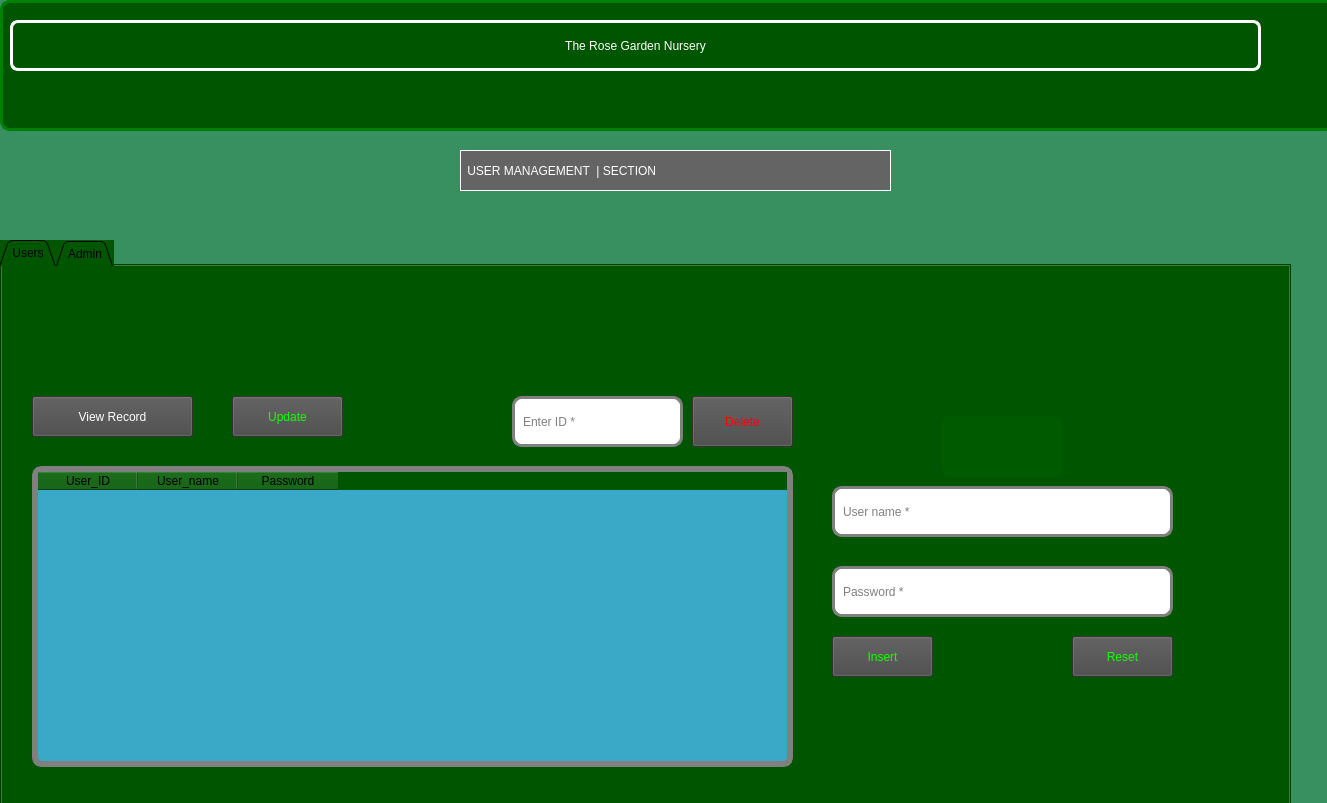
First picture: the form in adduser.ui, repository Rabsoninnora/RoseGardenPlantCareSystem, before the edit.
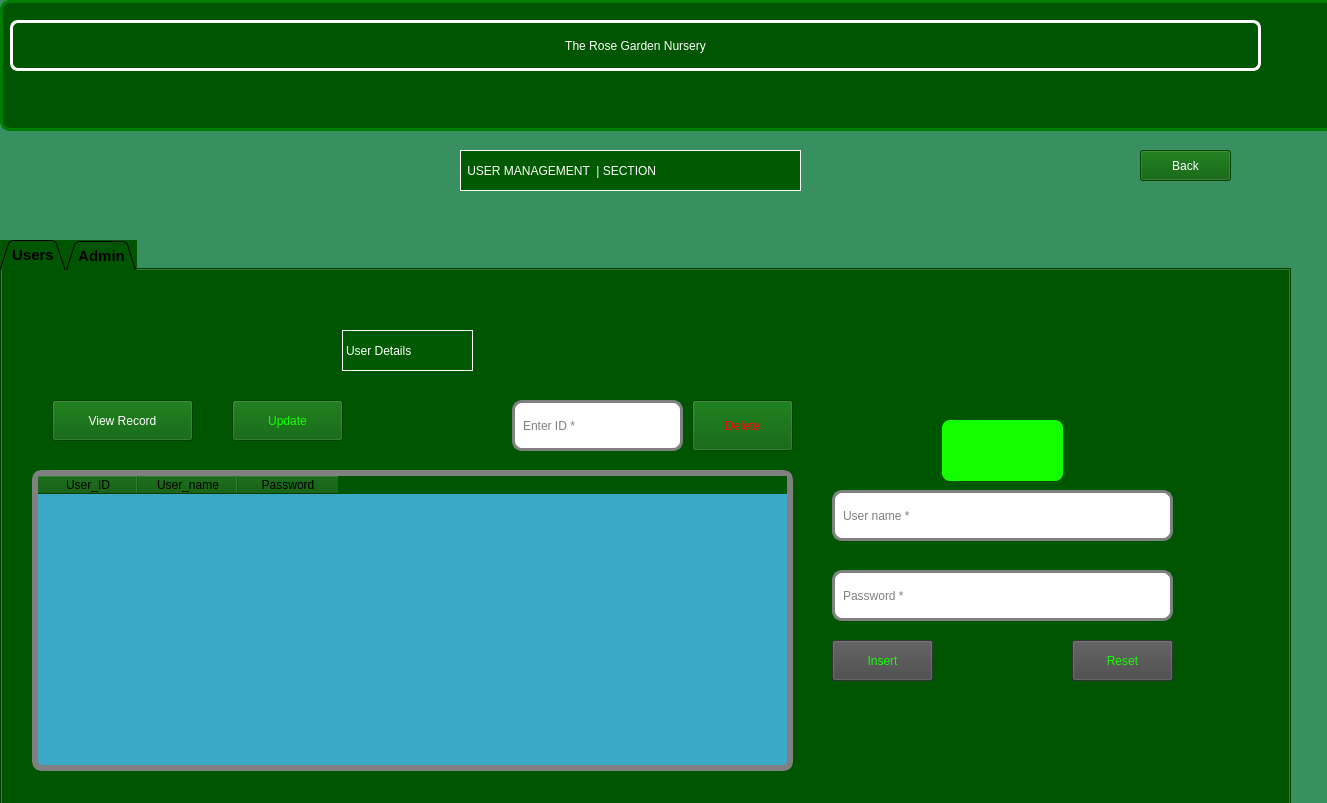
Second picture: the form after the edit. The open tabs and pages were chosen to show the change. Icons and pictures are not drawn.

Commit message: worked on add user functionality

Diff of the .ui file:
```diff
--- a/adduser.ui
+++ b/adduser.ui
@@ -82,6 +82,12 @@
      <height>571</height>
     </rect>
    </property>
+   <property name="font">
+    <font>
+     <pointsize>11</pointsize>
+     <bold>true</bold>
+    </font>
+   </property>
    <property name="styleSheet">
     <string notr="true">  background-color: rgb(0, 85, 0);
 
@@ -247,16 +253,16 @@
     <widget class="QPushButton" name="btn_View_User">
      <property name="geometry">
       <rect>
-       <x>30</x>
+       <x>50</x>
        <y>130</y>
-       <width>161</width>
+       <width>141</width>
        <height>41</height>
       </rect>
      </property>
      <property name="styleSheet">
       <string notr="true">QPushButton {
-background-color: rgb(71, 71, 71); 
  
+background-color: rgb(0, 90, 0); 
  font: 700 12pt ;
  color: rgb(255, 255, 255);
 }</string>
@@ -277,7 +283,7 @@
      <property name="styleSheet">
       <string notr="true">
 QPushButton {
-background-color: rgb(71, 71, 71);
+background-color: rgb(0, 90, 0);
 selection-color: rgb(0, 85, 0);
 font: 700 12pt ;
 color: rgb(19, 255, 0);
@@ -325,7 +331,7 @@
      <property name="styleSheet">
       <string notr="true"> 
 QPushButton {
-background-color: rgb(71, 71, 71);
+background-color: rgb(0, 90, 0);
 font: 700 12pt;
 color: rgb(255, 0, 0);
 }
@@ -351,7 +357,7 @@
                     border:0px solid green;
                     border-radius: 8px;
                     padding: 0 8px;
-                    background-color: rgb(0, 90, 0);
+                    background-color: rgb(19, 255, 0);
                     font: 600 11pt ;
 
 }
@@ -372,6 +378,29 @@
       </size>
      </property>
     </widget>
+    <widget class="QLabel" name="label_4">
+     <property name="geometry">
+      <rect>
+       <x>340</x>
+       <y>60</y>
+       <width>131</width>
+       <height>41</height>
+      </rect>
+     </property>
+     <property name="styleSheet">
+      <string notr="true">
+QLabel {
+  color: rgb(255, 255, 255);
+  font: 700 12pt ;
+  border:1px solid  rgb(255, 255, 255);
+  background-color: rgb(0, 90, 0);
+  
+}</string>
+     </property>
+     <property name="text">
+      <string>User Details</string>
+     </property>
+    </widget>
    </widget>
    <widget class="QWidget" name="Admin">
     <attribute name="title">
@@ -642,7 +671,7 @@
     <rect>
      <x>460</x>
      <y>150</y>
-     <width>431</width>
+     <width>341</width>
      <height>41</height>
     </rect>
    </property>
@@ -652,7 +681,7 @@
   color: rgb(255, 255, 255);
   font: 700 12pt ;
   border:1px solid  rgb(255, 255, 255);
-  background-color: rgb(100, 100, 100);
+  background-color: rgb(0, 90, 0);
   
 }</string>
    </property>
@@ -660,6 +689,31 @@
     <string> USER MANAGEMENT  | SECTION </string>
    </property>
   </widget>
+  <widget class="QPushButton" name="btn_log_back">
+   <property name="geometry">
+    <rect>
+     <x>1140</x>
+     <y>150</y>
+     <width>91</width>
+     <height>31</height>
+    </rect>
+   </property>
+   <property name="styleSheet">
+    <string notr="true"> 
+QPushButton{
+                    color: rgb(255, 255, 255);
+                   
+                    background-color: rgb(0, 90, 0);
+                    font: 600 11pt ;
+
+}
+
+ </string>
+   </property>
+   <property name="text">
+    <string>Back</string>
+   </property>
+  </widget>
  </widget>
  <resources>
   <include location="resource.qrc"/>
```
Left out of the diff: 36 changed lines with no effect on the pictures. The commit also changes 5 other files.
